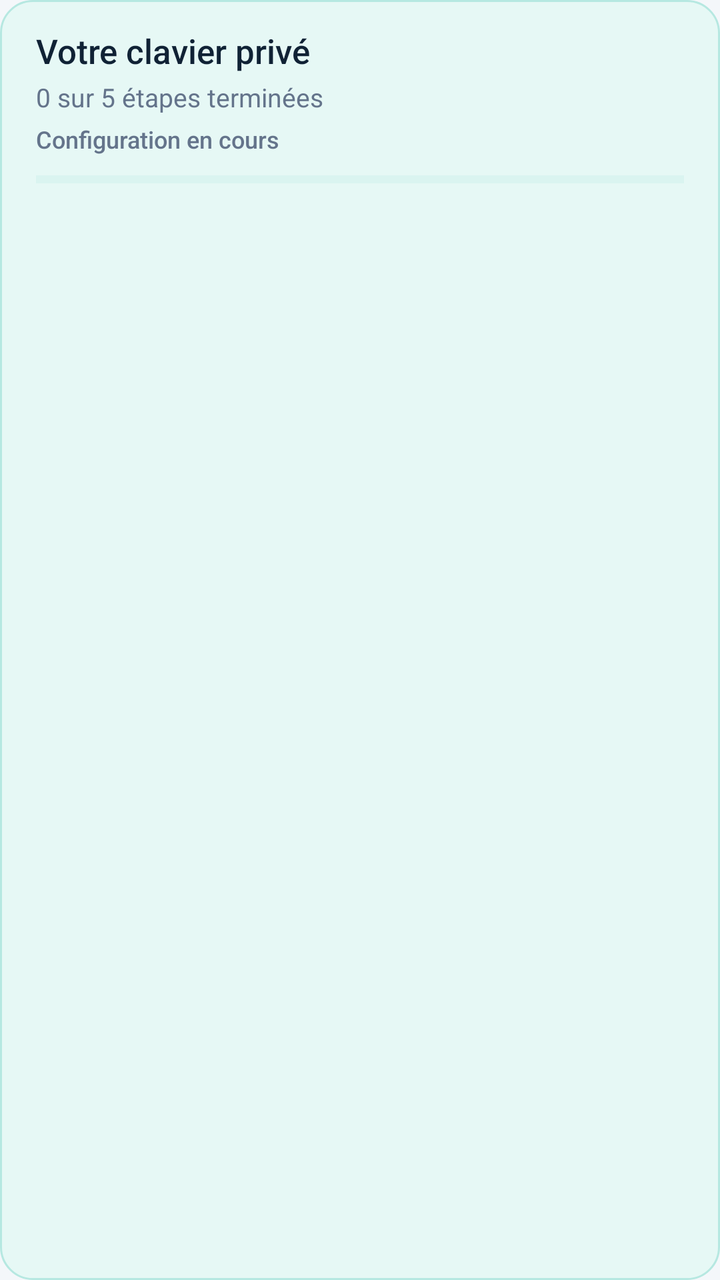
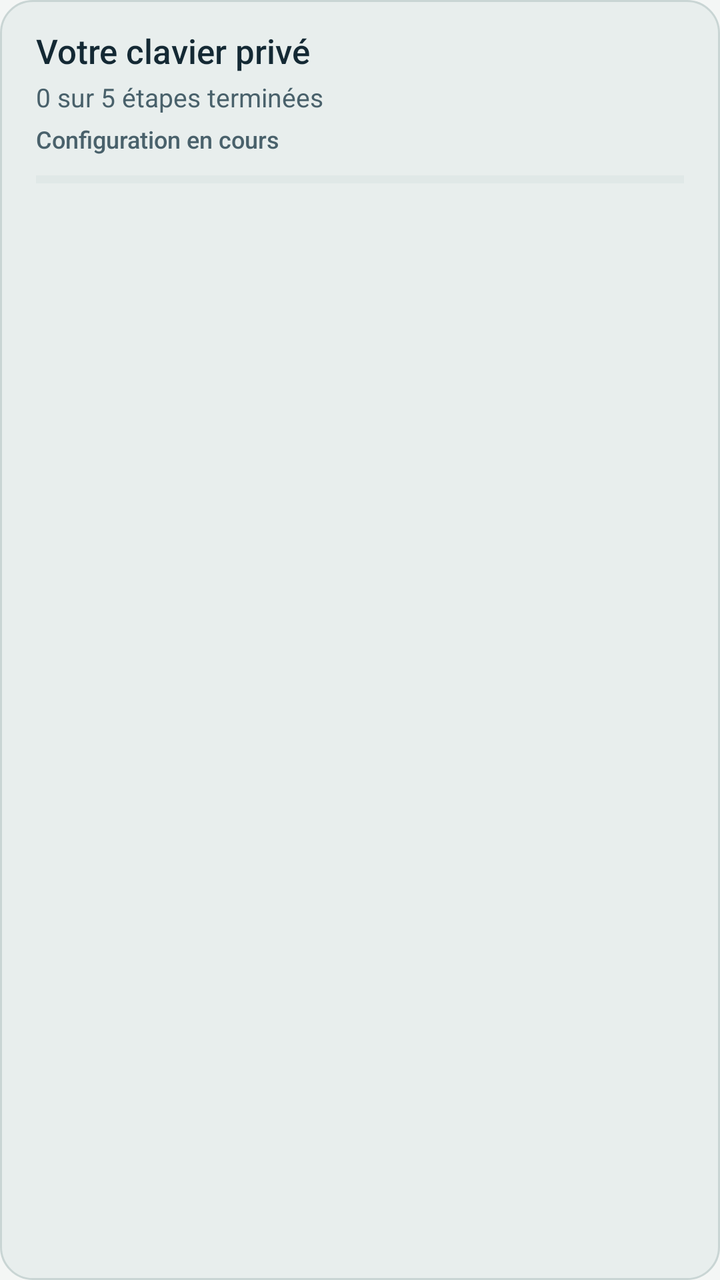

Compare the two renders of this Android layout. The source of the first and the diff that turns it into the second are given below.
<!-- AndroidManifest.xml: application theme Theme.JefeKeyboard -->
<!-- res/layout/settings_header.xml -->
<?xml version="1.0" encoding="utf-8"?>
<LinearLayout xmlns:android="http://schemas.android.com/apk/res/android"
    android:layout_width="match_parent"
    android:layout_height="wrap_content"
    android:background="@drawable/bg_settings_header"
    android:orientation="vertical"
    android:paddingStart="18dp"
    android:paddingTop="14dp"
    android:paddingEnd="18dp"
    android:paddingBottom="14dp">

    <TextView
        android:id="@+id/setup_header_title"
        android:layout_width="match_parent"
        android:layout_height="wrap_content"
        android:fontFamily="sans-serif-medium"
        android:text="@string/setup_header_title"
        android:textColor="@color/key_text"
        android:textSize="17sp" />

    <TextView
        android:id="@+id/setup_progress_text"
        android:layout_width="match_parent"
        android:layout_height="wrap_content"
        android:layout_marginTop="3dp"
        android:fontFamily="sans-serif"
        android:text="@string/setup_progress_empty"
        android:textColor="@color/slate"
        android:textSize="13sp" />

    <TextView
        android:id="@+id/setup_status_badge"
        android:layout_width="wrap_content"
        android:layout_height="wrap_content"
        android:layout_marginTop="4dp"
        android:fontFamily="sans-serif-medium"
        android:text="@string/setup_status_in_progress"
        android:textColor="@color/slate"
        android:textSize="12sp"
        android:visibility="visible" />

    <ProgressBar
        android:id="@+id/setup_progress_bar"
        style="?android:attr/progressBarStyleHorizontal"
        android:layout_width="match_parent"
        android:layout_height="4dp"
        android:layout_marginTop="10dp"
        android:max="5"
        android:progress="0"
        android:progressBackgroundTint="@color/settings_header_outline"
        android:progressTint="@color/signal_blue" />
</LinearLayout>
<!-- resources referenced by this layout -->
<resources>
  <color name="key_text">@color/ink</color>
  <color name="settings_header_outline">#B6E8E1</color>
  <color name="signal_blue">#2563EB</color>
  <color name="slate">#64748B</color>
  <!-- drawable bg_settings_header (drawable) -->
  <?xml version="1.0" encoding="utf-8"?>
  <shape xmlns:android="http://schemas.android.com/apk/res/android"
      android:shape="rectangle">
      <solid android:color="@color/settings_header_surface" />
      <corners android:radius="16dp" />
      <stroke
          android:width="1dp"
          android:color="@color/settings_header_outline" />
  </shape>
  <string name="setup_header_title">Votre clavier privé</string>
  <string name="setup_progress_empty">0 sur 5 étapes terminées</string>
  <string name="setup_status_in_progress">Configuration en cours</string>
  <style name="Theme.JefeKeyboard" parent="Theme.Material3.DayNight.NoActionBar">
          <item name="colorPrimary">@color/primary</item>
          <item name="colorSecondary">@color/private_teal</item>
          <item name="android:colorAccent">@color/signal_blue</item>
          <item name="android:fontFamily">sans-serif</item>
          <item name="android:navigationBarColor">@color/settings_surface</item>
          <item name="android:statusBarColor">@color/ink</item>
          <item name="android:windowLightStatusBar">false</item>
          <item name="android:windowBackground">@color/settings_surface</item>
      </style>
  <color name="ink">#102235</color>
  <color name="settings_header_surface">#E6F8F5</color>
  <color name="primary">@color/signal_blue</color>
  <color name="private_teal">#14B8A6</color>
  <color name="settings_surface">@color/porcelain</color>
  <color name="porcelain">#F4F7FA</color>
</resources>

<!-- the commit's change to res/layout/settings_header.xml (unified diff, before → after) -->
@@ -25,7 +25,7 @@
         android:layout_marginTop="3dp"
         android:fontFamily="sans-serif"
         android:text="@string/setup_progress_empty"
-        android:textColor="@color/slate"
+        android:textColor="@color/secondary_text"
         android:textSize="13sp" />
 
     <TextView
@@ -35,7 +35,7 @@
         android:layout_marginTop="4dp"
         android:fontFamily="sans-serif-medium"
         android:text="@string/setup_status_in_progress"
-        android:textColor="@color/slate"
+        android:textColor="@color/secondary_text"
         android:textSize="12sp"
         android:visibility="visible" />
 
@@ -48,5 +48,5 @@
         android:max="5"
         android:progress="0"
         android:progressBackgroundTint="@color/settings_header_outline"
-        android:progressTint="@color/signal_blue" />
+        android:progressTint="@color/pen_blue" />
 </LinearLayout>
<!-- resource entries referenced after the edit -->
@@ -1,9 +1,9 @@
 <!-- resources referenced by this layout -->
 <resources>
   <color name="key_text">@color/ink</color>
-  <color name="settings_header_outline">#B6E8E1</color>
-  <color name="signal_blue">#2563EB</color>
-  <color name="slate">#64748B</color>
+  <color name="pen_blue">#2E5C9A</color>
+  <color name="secondary_text">#49616B</color>
+  <color name="settings_header_outline">@color/divider</color>
   <!-- drawable bg_settings_header (drawable) -->
   <?xml version="1.0" encoding="utf-8"?>
   <shape xmlns:android="http://schemas.android.com/apk/res/android"
@@ -21,17 +21,25 @@
           <item name="colorPrimary">@color/primary</item>
           <item name="colorSecondary">@color/private_teal</item>
           <item name="android:colorAccent">@color/signal_blue</item>
+          <item name="colorSurface">@color/settings_surface</item>
+          <item name="colorOnSurface">@color/ink</item>
+          <item name="colorOnSurfaceVariant">@color/secondary_text</item>
           <item name="android:fontFamily">sans-serif</item>
           <item name="android:navigationBarColor">@color/settings_surface</item>
-          <item name="android:statusBarColor">@color/ink</item>
+          <item name="android:statusBarColor">@color/settings_toolbar_surface</item>
           <item name="android:windowLightStatusBar">false</item>
+          <item name="android:colorBackground">@color/settings_surface</item>
           <item name="android:windowBackground">@color/settings_surface</item>
       </style>
-  <color name="ink">#102235</color>
-  <color name="settings_header_surface">#E6F8F5</color>
-  <color name="primary">@color/signal_blue</color>
-  <color name="private_teal">#14B8A6</color>
-  <color name="settings_surface">@color/porcelain</color>
-  <color name="porcelain">#F4F7FA</color>
+  <color name="ink">#142934</color>
+  <color name="divider">#C9D5D4</color>
+  <color name="settings_header_surface">@color/elevated_surface</color>
+  <color name="primary">@color/pen_blue</color>
+  <color name="private_teal">@color/pen_blue</color>
+  <color name="signal_blue">@color/pen_blue</color>
+  <color name="settings_surface">@color/paper</color>
+  <color name="settings_toolbar_surface">@color/ink</color>
+  <color name="elevated_surface">#E8EEED</color>
+  <color name="paper">#F4F6F5</color>
 </resources>
 
